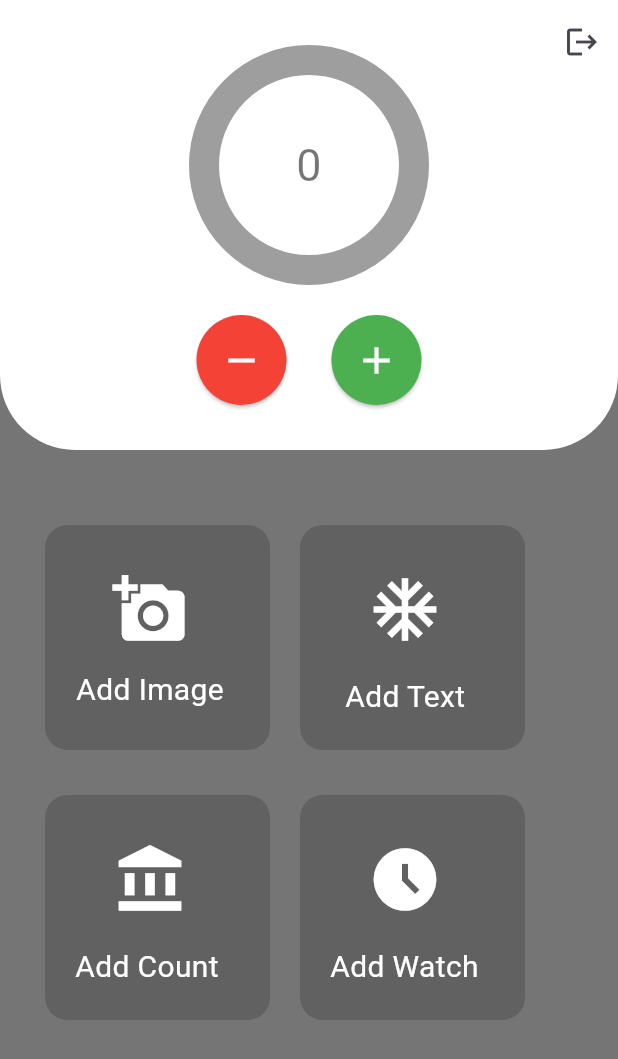
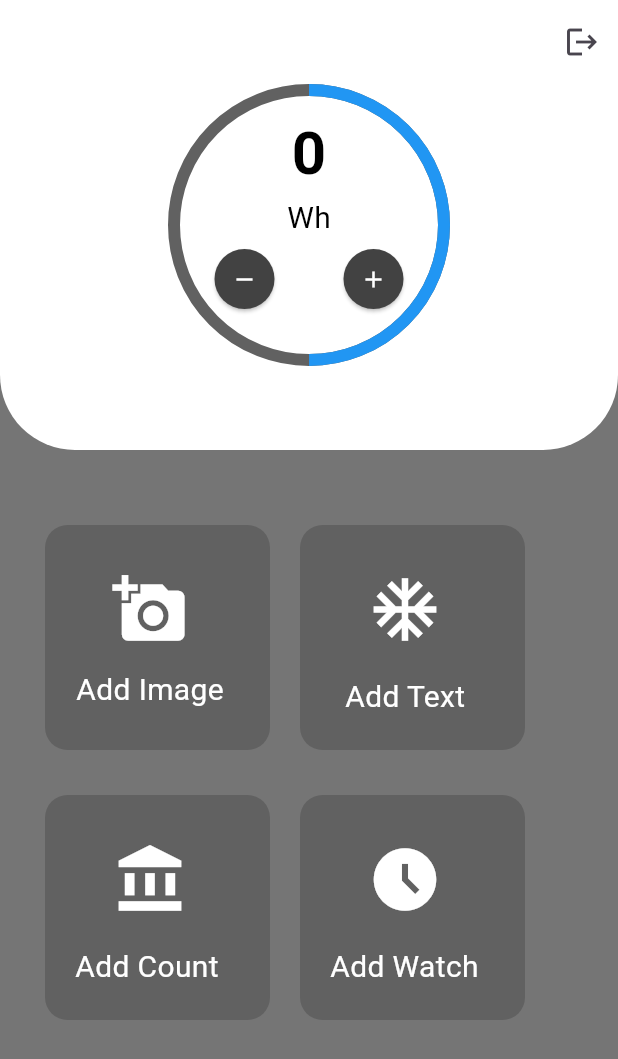
Before and after one commit to alishba-developer/counter_app, a Flutter app: the CounterScreen screen opened directly, on a phone screen of 412 x 824 dp. Shown: the top 1059 px of the screen. Run offline on Flutter 3.47's test engine with Material 3 defaults, Android fonts, the phone set to English and light mode, and no system bars; drawn by our look-alikes of percent_indicator; our stand-ins replace carousel_slider.

Commit message:
Changing in counter screen

```diff
--- a/lib/CounterApp_Screens/counter_screen.dart
+++ b/lib/CounterApp_Screens/counter_screen.dart
@@ -121,14 +121,29 @@ class CounterScreen extends StatefulWidget {
 }
 
 class _CounterScreenState extends State<CounterScreen> {
-  int counter = 0;
-  double getPercent() {
-    return (counter % 100) / 100.0;
+
+  int value = 0; // initial value
+  double percentage = 0.5; // initial percentage for progress (50%)
+  Color color = Colors.blue; // initial color
+
+  void increment() {
+    setState(() {
+      if (value < 100) {
+        value += 10;
+        percentage = value / 100;
+        color = Colors.green;
       }
-  Color getCircleColor() {
-    if (counter > 0) return Colors.green;
-    if (counter < 0) return Colors.red;
-    return Colors.grey;
+    });
+  }
+
+  void decrement() {
+    setState(() {
+      if (value > 0) {
+        value -= 10;
+        percentage = value / 100;
+        color = Colors.blue;
+      }
+    });
   }
   @override
   Widget build(BuildContext context) {
@@ -173,7 +188,7 @@ class _CounterScreenState extends State<CounterScreen> {
                                           color: Colors.white),
                                     )),
                                 SizedBox(
-                                  width: 80,
+                                  width: 90,
                                 ),
                                 ElevatedButton(
                                     onPressed: () {
@@ -218,64 +233,73 @@ class _CounterScreenState extends State<CounterScreen> {
                   ),
                   color: Colors.white,
                 ),
+                child: Center(
+                  child: Stack(
+                    alignment: Alignment.center,
+                    children: [
+                      // Circular progress for dial
+                      SizedBox(
+                        width: 180,
+                        height: 180,
+                        child: CircularProgressIndicator(
+                          value: percentage,
+                          strokeWidth: 8,
+                          valueColor: AlwaysStoppedAnimation(color),
+                          backgroundColor: Colors.grey[700],
+                        ),
+                      ),
+                      // Value in the center
+                      Positioned(
+                        bottom: 80,
                         child: Column(
                           mainAxisAlignment: MainAxisAlignment.center,
                           children: [
-                    Center(
-                      child: CircularPercentIndicator(
-                       restartAnimation: true,
-                        animation: true,
-                        animationDuration: 1000,
-                        radius: 80,
-                        lineWidth: 20,
-                        percent: getPercent().abs(), // Use the calculated percentage
-                        progressColor: getCircleColor(),
-                        backgroundColor: Colors.grey,
-                        circularStrokeCap: CircularStrokeCap.round,
-                        center: Text(
-                          '$counter',
-                          style: TextStyle(fontSize: 30, color: Colors.black54),
+                            Text(
+                              '$value',
+                              style: TextStyle(
+                                color: Colors.black,
+                                fontSize: 40,
+                                fontWeight: FontWeight.bold,
                               ),
                             ),
+                            Text(
+                              'Wh',
+                              style: TextStyle(
+                                color: Colors.black,
+                                fontSize: 20,
                               ),
-                    SizedBox(height: 20),
-                    // Increment and Decrement buttons
-                    Row(
+                            ),
+                          ],
+                        ),
+                      ),
+                      // Increment and decrement buttons
+                      Positioned(
+                        bottom: 30,
+                        child: Row(
                           mainAxisAlignment: MainAxisAlignment.center,
                           children: [
                             ElevatedButton(
-                          onPressed: () {
-                            setState(() {
-                              counter--;
-                            });
-                          },
+                              onPressed: decrement,
                               style: ElevatedButton.styleFrom(
-                            padding: EdgeInsets.symmetric(
-                                horizontal: 20, vertical: 15),
-                            backgroundColor: Colors.red,
+                                backgroundColor: Colors.grey[800],
                                 shape: CircleBorder(),
                               ),
-                          child:
-                              Icon(Icons.remove, size: 30, color: Colors.white),
+                              child: Icon(Icons.remove, color: Colors.white),
                             ),
                             SizedBox(width: 20),
                             ElevatedButton(
-                          onPressed: () {
-                            setState(() {
-                              counter++;
-                            });
-                          },
+                              onPressed: increment,
                               style: ElevatedButton.styleFrom(
-                            padding: EdgeInsets.symmetric(
-                                horizontal: 20, vertical: 15),
-                            backgroundColor: Colors.green,
+                                backgroundColor: Colors.grey[800],
                                 shape: CircleBorder(),
                               ),
-                          child: Icon(Icons.add, size: 30, color: Colors.white),
+                              child: Icon(Icons.add, color: Colors.white),
                             ),
                           ],
                         ),
+                      ),
                     ],
+                  ),
                 ),
               ),
               Row(children: [
```
Lines whose indentation alone changed are shown as unchanged.
